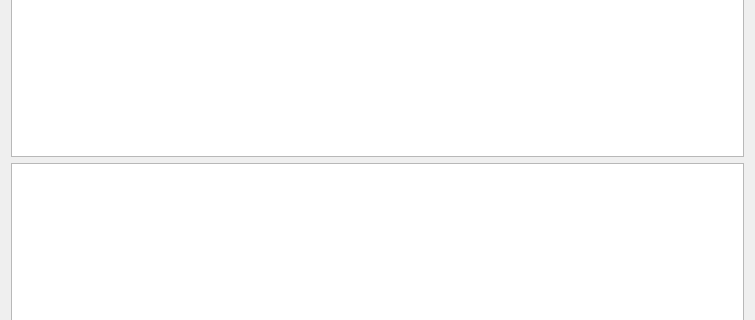
Qt form db_view.ui (fayzut/invent_L79) before a commit; both pictures show x 0 to 755 and y 132 to 452 of the 755 by 544 pixel window.
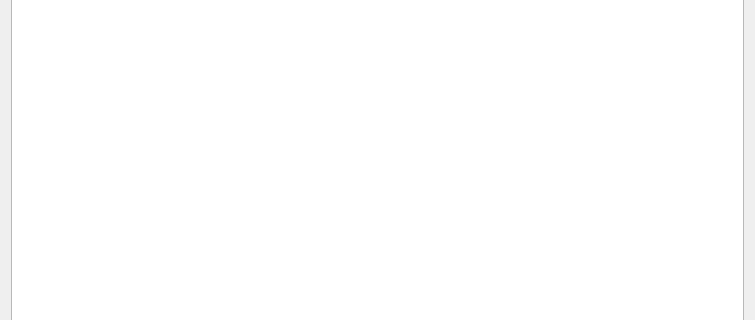
The same form after that commit.

Commit message: Форма просмотра: готова с возможностью редактировать

What changed in the file:
```diff
--- a/db_view.ui
+++ b/db_view.ui
@@ -68,9 +68,6 @@
      <item>
       <widget class="QTableView" name="tableView"/>
      </item>
-     <item>
-      <widget class="QTableWidget" name="tableWidget"/>
-     </item>
     </layout>
    </item>
   </layout>
```
Left out of the diff: 2 changed lines with no effect on the pictures. The commit also changes 3 other files.
